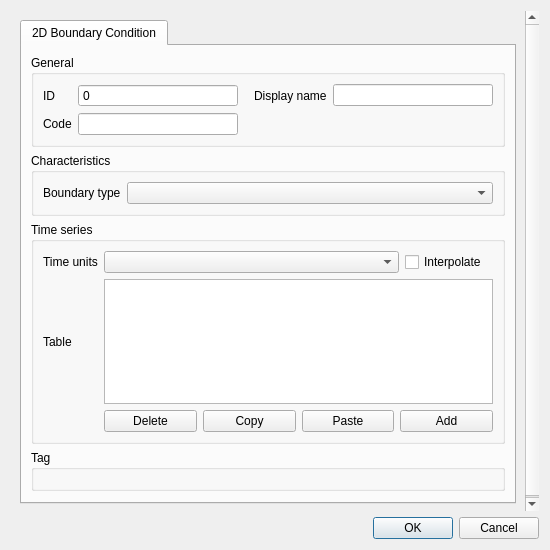
nens/threedi-schematisation-editor, file threedi_schematisation_editor/forms/ui/boundary_condition_2d.ui: the form before one commit.
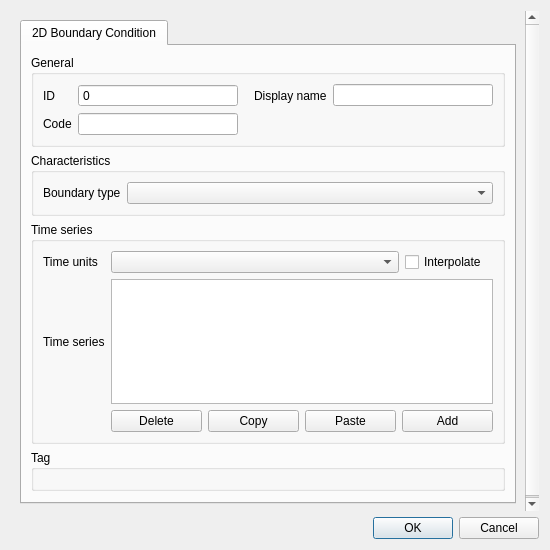
The form after the commit.

Patch:
```diff
--- a/threedi_schematisation_editor/forms/ui/boundary_condition_2d.ui
+++ b/threedi_schematisation_editor/forms/ui/boundary_condition_2d.ui
@@ -93,7 +93,7 @@
               <item row="1" column="0">
                <widget class="QLabel" name="table_label">
                 <property name="text">
-                 <string>Table</string>
+                 <string>Time series</string>
                 </property>
                </widget>
               </item>
```
